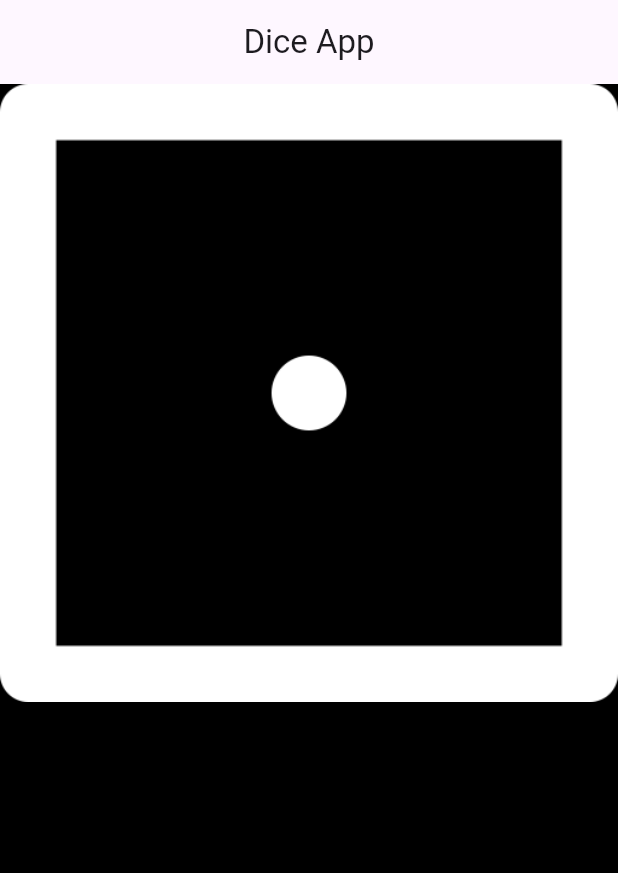
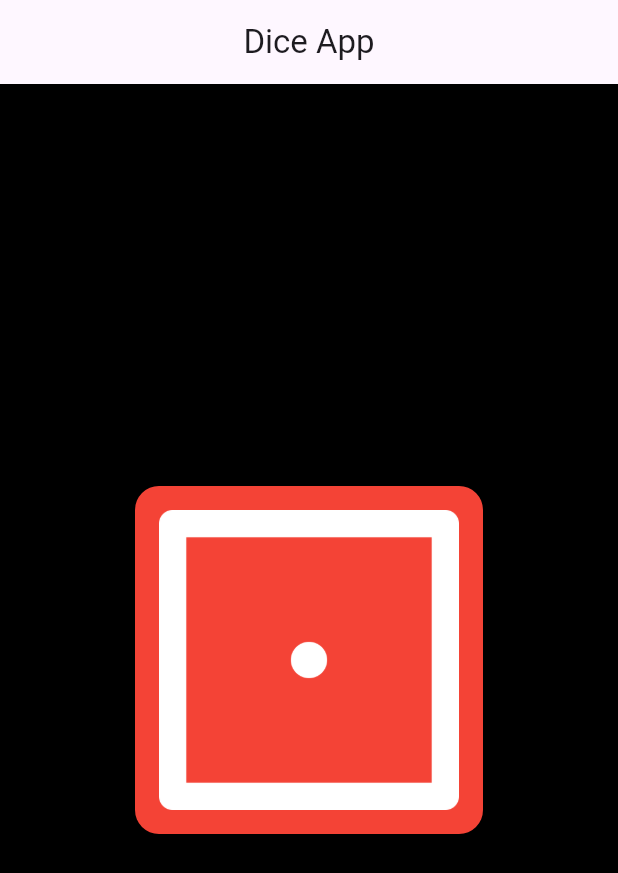
Before and after one commit to DylanDi10/diceapp, a Flutter app: the screen it shows after launch, on a phone screen of 412 x 824 dp. Shown: the top 873 px of the screen. Run offline on Flutter 3.47's test engine with Material 3 defaults, Android fonts, the phone set to English and light mode, and no system bars.

Commit message:
primera forma de definir bordes circulares en un container

```diff
--- a/lib/HomePage.dart
+++ b/lib/HomePage.dart
@@ -12,8 +12,18 @@ class HomePage extends StatelessWidget {
       centerTitle: true,),
       body:Center(
         child:Column(
+          mainAxisAlignment:  MainAxisAlignment.center,
           children: [
-            Image.asset("assets/images/dice1.png"),
+            Container(
+              padding: EdgeInsets.all(16.0),
+              decoration: BoxDecoration(color:Colors.red,
+              //BORDES REDONDEADOS
+              borderRadius: BorderRadius.circular(16)
+
+              ),
+              child: Image.asset("assets/images/dice1.png",
+              height: 200,
+              width: 200,)),
           ],
         )
         )
```
